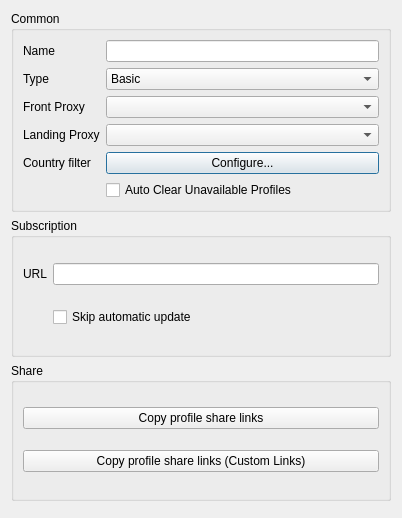
Above: include/ui/group/dialog_edit_group.ui from nastya137/Throne before the change. Below: the same form after it.
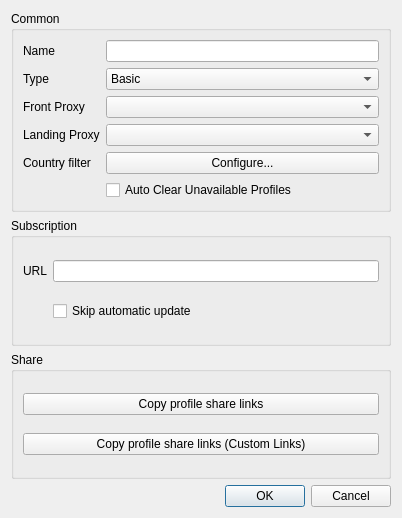
That is the form after the change. Custom widgets are drawn as their Qt base class.

What changed in the file:
```diff
--- a/include/ui/group/dialog_edit_group.ui
+++ b/include/ui/group/dialog_edit_group.ui
@@ -173,7 +173,7 @@
    <item>
     <widget class="QDialogButtonBox" name="buttonBox">
      <property name="standardButtons">
-      <set>QDialogButtonBox::NoButton</set>
+      <set>QDialogButtonBox::StandardButton::Cancel|QDialogButtonBox::StandardButton::Ok</set>
      </property>
     </widget>
    </item>
```
Left out of the diff: 1 changed line with no effect on the pictures.
